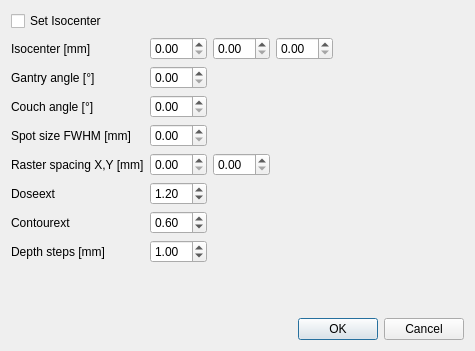
Qt form pytripgui/view/field.ui (pytrip/pytripgui) before a commit.
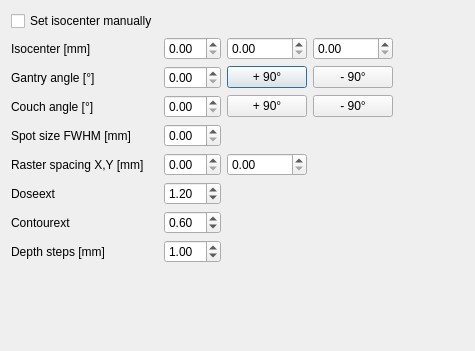
The same form after that commit.

The edit to the form file:
```diff
--- a/pytripgui/view/field.ui
+++ b/pytripgui/view/field.ui
@@ -17,7 +17,7 @@
    <item row="0" column="0">
     <widget class="QCheckBox" name="checkBox">
      <property name="text">
-      <string>Set Isocenter</string>
+      <string>Set isocenter manually</string>
      </property>
     </widget>
    </item>
@@ -60,6 +60,20 @@
    <item row="2" column="1">
     <widget class="QDoubleSpinBox" name="doubleSpinBox_4"/>
    </item>
+   <item row="2" column="2">
+    <widget class="QPushButton" name="pushButton_3">
+     <property name="text">
+      <string>+ 90°</string>
+     </property>
+    </widget>
+   </item>
+   <item row="2" column="3">
+    <widget class="QPushButton" name="pushButton_4">
+     <property name="text">
+      <string>- 90°</string>
+     </property>
+    </widget>
+   </item>
    <item row="3" column="0">
     <widget class="QLabel" name="label_3">
      <property name="text">
@@ -70,6 +84,20 @@
    <item row="3" column="1">
     <widget class="QDoubleSpinBox" name="doubleSpinBox_5"/>
    </item>
+   <item row="3" column="2">
+    <widget class="QPushButton" name="pushButton">
+     <property name="text">
+      <string>+ 90°</string>
+     </property>
+    </widget>
+   </item>
+   <item row="3" column="3">
+    <widget class="QPushButton" name="pushButton_2">
+     <property name="text">
+      <string>- 90°</string>
+     </property>
+    </widget>
+   </item>
    <item row="4" column="0">
     <widget class="QLabel" name="label_4">
      <property name="text">
@@ -151,16 +179,6 @@
      </property>
     </spacer>
    </item>
-   <item row="10" column="0" colspan="5">
-    <widget class="QDialogButtonBox" name="buttonBox">
-     <property name="orientation">
-      <enum>Qt::Horizontal</enum>
-     </property>
-     <property name="standardButtons">
-      <set>QDialogButtonBox::Cancel|QDialogButtonBox::Ok</set>
-     </property>
-    </widget>
-   </item>
   </layout>
  </widget>
  <resources/>
```
Left out of the diff: 35 changed lines with no effect on the pictures.
